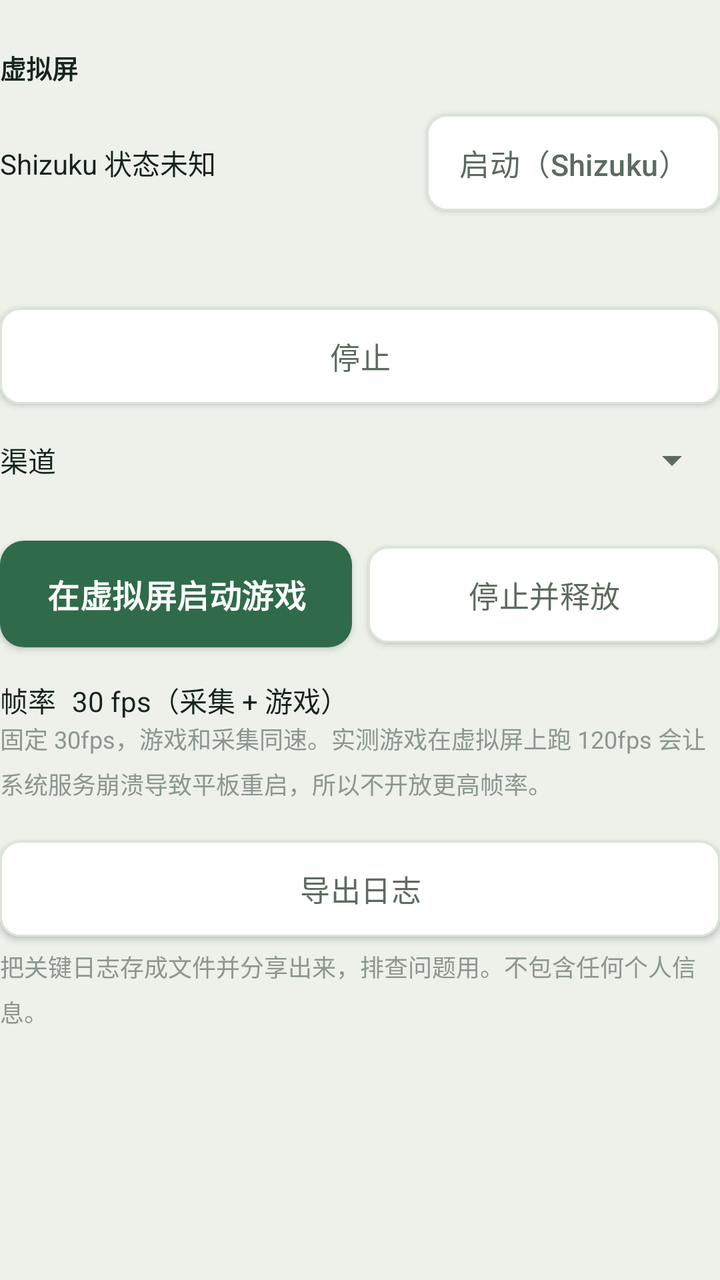
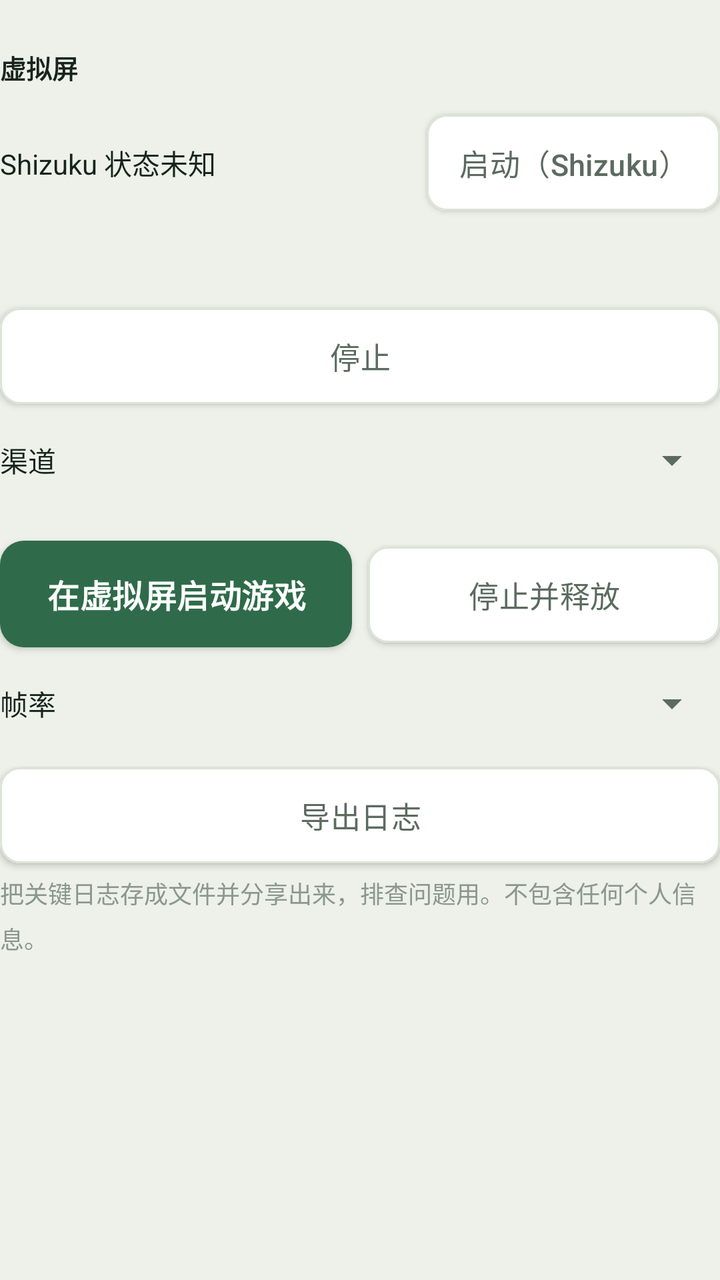

Compare the two renders of this Android layout. The source of the first and the diff that turns it into the second are given below.
<!-- AndroidManifest.xml: application theme Theme.Pvz2Auto -->
<!-- res/layout/page_screen.xml -->
<?xml version="1.0" encoding="utf-8"?>
<ScrollView xmlns:android="http://schemas.android.com/apk/res/android"
    android:layout_width="match_parent"
    android:layout_height="match_parent"
    android:fillViewport="true">

    <LinearLayout
        android:layout_width="match_parent"
        android:layout_height="wrap_content"
        android:orientation="vertical"
        android:paddingBottom="16dp">

        <TextView
            style="@style/Text.Section"
            android:layout_width="wrap_content"
            android:layout_height="wrap_content"
            android:text="@string/page_screen_title" />

        
        <LinearLayout
            android:layout_width="match_parent"
            android:layout_height="wrap_content"
            android:layout_marginTop="8dp"
            android:gravity="center_vertical"
            android:orientation="horizontal">

            <TextView
                android:id="@+id/tvShizukuState"
                style="@style/Text.Body"
                android:layout_width="0dp"
                android:layout_height="wrap_content"
                android:layout_weight="1"
                android:text="@string/shizuku_unknown" />

            <com.google.android.material.button.MaterialButton
                android:id="@+id/btnStartShizuku"
                style="@style/AppButton.Outline"
                android:layout_width="wrap_content"
                android:layout_height="wrap_content"
                android:text="@string/btn_start_shizuku" />
        </LinearLayout>

        <TextView
            android:id="@+id/tvStatus"
            style="@style/Text.Hint"
            android:layout_width="match_parent"
            android:layout_height="wrap_content"
            android:text="" />

        <TextView
            android:id="@+id/tvProgress"
            style="@style/Text.Hint"
            android:layout_width="match_parent"
            android:layout_height="wrap_content"
            android:text="" />

        
        <com.google.android.material.button.MaterialButton
            android:id="@+id/btnStop"
            style="@style/AppButton.Outline"
            android:layout_width="match_parent"
            android:layout_height="wrap_content"
            android:layout_marginTop="4dp"
            android:text="@string/btn_stop" />

        
        <LinearLayout
            android:layout_width="match_parent"
            android:layout_height="wrap_content"
            android:layout_marginTop="10dp"
            android:gravity="center_vertical"
            android:orientation="horizontal">

            <TextView
                style="@style/Text.Body"
                android:layout_width="wrap_content"
                android:layout_height="wrap_content"
                android:text="@string/label_channel" />

            <Spinner
                android:id="@+id/spChannel"
                android:layout_width="0dp"
                android:layout_height="wrap_content"
                android:layout_marginStart="8dp"
                android:layout_weight="1" />
        </LinearLayout>

        <EditText
            android:id="@+id/etCustomPackage"
            style="@style/Text.Body"
            android:layout_width="match_parent"
            android:layout_height="wrap_content"
            android:hint="@string/hint_custom_package"
            android:inputType="text"
            android:singleLine="true"
            android:visibility="gone" />

        <TextView
            android:id="@+id/tvChannelHint"
            style="@style/Text.Hint"
            android:layout_width="match_parent"
            android:layout_height="wrap_content"
            android:text="" />

        <LinearLayout
            android:layout_width="match_parent"
            android:layout_height="wrap_content"
            android:layout_marginTop="6dp"
            android:orientation="horizontal">

            <com.google.android.material.button.MaterialButton
                android:id="@+id/btnVdStart"
                style="@style/AppButton.Primary"
                android:layout_width="0dp"
                android:layout_height="wrap_content"
                android:layout_weight="1"
                android:text="@string/btn_vd_start" />

            <com.google.android.material.button.MaterialButton
                android:id="@+id/btnVdStop"
                style="@style/AppButton.Outline"
                android:layout_width="0dp"
                android:layout_height="wrap_content"
                android:layout_marginStart="8dp"
                android:layout_weight="1"
                android:text="@string/btn_vd_stop" />
        </LinearLayout>

        
        <LinearLayout
            android:layout_width="match_parent"
            android:layout_height="wrap_content"
            android:layout_marginTop="10dp"
            android:gravity="center_vertical"
            android:orientation="horizontal">

            <TextView
                style="@style/Text.Body"
                android:layout_width="wrap_content"
                android:layout_height="wrap_content"
                android:text="@string/label_game_fps" />

            <TextView
                android:id="@+id/tvGameFps"
                style="@style/Text.Body"
                android:layout_width="0dp"
                android:layout_height="wrap_content"
                android:layout_marginStart="8dp"
                android:layout_weight="1"
                android:text="@string/label_game_fps_fixed" />
        </LinearLayout>

        <TextView
            style="@style/Text.Hint"
            android:layout_width="match_parent"
            android:layout_height="wrap_content"
            android:text="@string/hint_game_fps" />

        
        <com.google.android.material.button.MaterialButton
            android:id="@+id/btnExportLog"
            style="@style/AppButton.Outline"
            android:layout_width="match_parent"
            android:layout_height="wrap_content"
            android:layout_marginTop="14dp"
            android:text="@string/btn_export_log" />

        <TextView
            android:id="@+id/tvLogHint"
            style="@style/Text.Hint"
            android:layout_width="match_parent"
            android:layout_height="wrap_content"
            android:text="@string/hint_export_log" />

    </LinearLayout>
</ScrollView>
<!-- resources referenced by this layout -->
<resources>
  <string name="btn_export_log">导出日志</string>
  <string name="btn_start_shizuku">启动（Shizuku）</string>
  <string name="btn_stop">停止</string>
  <string name="btn_vd_start">在虚拟屏启动游戏</string>
  <string name="btn_vd_stop">停止并释放</string>
  <string name="hint_custom_package">输入包名，例如 com.popcap.pvz2cthdop</string>
  <string name="hint_export_log">把关键日志存成文件并分享出来，排查问题用。不包含任何个人信息。</string>
  <string name="hint_game_fps">固定 30fps，游戏和采集同速。实测游戏在虚拟屏上跑 120fps 会让系统服务崩溃导致平板重启，所以不开放更高帧率。</string>
  <string name="label_channel">渠道</string>
  <string name="label_game_fps">帧率</string>
  <string name="label_game_fps_fixed">30 fps（采集 + 游戏）</string>
  <string name="page_screen_title">虚拟屏</string>
  <string name="shizuku_unknown">Shizuku 状态未知</string>
  <style name="AppButton.Outline">
          <item name="backgroundTint">@color/surface</item>
          <item name="android:textColor">@color/ink_muted</item>
          <item name="strokeColor">@color/hairline</item>
          <item name="strokeWidth">1dp</item>
          <item name="rippleColor">@color/lawn_tint</item>
      </style>
  <style name="AppButton.Primary">
          <item name="android:textSize">16sp</item>
          <item name="android:textStyle">bold</item>
          <item name="android:paddingTop">15dp</item>
          <item name="android:paddingBottom">15dp</item>
          <item name="backgroundTint">@color/lawn</item>
          <item name="android:textColor">@color/on_lawn</item>
          <item name="rippleColor">@color/lawn_pressed</item>
          <item name="cornerRadius">12dp</item>
      </style>
  <style name="Text.Body">
          <item name="android:textSize">14sp</item>
      </style>
  <style name="Text.Hint">
          <item name="android:layout_width">match_parent</item>
          <item name="android:textSize">12sp</item>
          <item name="android:textColor">@color/ink_faint</item>
          <item name="android:lineSpacingMultiplier">1.3</item>
      </style>
  <style name="Text.Section">
          <item name="android:layout_width">match_parent</item>
          <item name="android:textSize">13sp</item>
          <item name="android:textStyle">bold</item>
          <item name="android:layout_marginTop">24dp</item>
      </style>
  <style name="Theme.Pvz2Auto" parent="Theme.MaterialComponents.Light.NoActionBar">
          <item name="colorPrimary">@color/lawn</item>
          <item name="colorPrimaryVariant">@color/lawn_pressed</item>
          <item name="colorOnPrimary">@color/on_lawn</item>
          <item name="colorSecondary">@color/sun</item>
          <item name="colorOnSecondary">@color/ink</item>
          <item name="colorSurface">@color/surface</item>
          <item name="colorOnSurface">@color/ink</item>
          <item name="android:colorBackground">@color/paper</item>
          <item name="android:textColorPrimary">@color/ink</item>
          <item name="android:textColorSecondary">@color/ink_muted</item>
          
          <item name="android:statusBarColor">@color/paper</item>
          <item name="android:windowLightStatusBar">true</item>
          <item name="android:navigationBarColor">@color/paper</item>
      </style>
  <color name="surface">#FFFFFF</color>
  <color name="ink_muted">#5C6B60</color>
  <color name="hairline">#DCE3D8</color>
  <color name="lawn_tint">#E4EDE7</color>
  <color name="lawn">#2F6B4A</color>
  <color name="on_lawn">#FFFFFF</color>
  <color name="lawn_pressed">#245539</color>
  <color name="ink_faint">#8B978E</color>
  <color name="sun">#C8871F</color>
  <color name="ink">#16241C</color>
  <color name="paper">#EDF1E9</color>
</resources>

<!-- the commit's change to res/layout/page_screen.xml (unified diff, before → after) -->
@@ -140,21 +140,13 @@
                 android:layout_height="wrap_content"
                 android:text="@string/label_game_fps" />
 
-            <TextView
-                android:id="@+id/tvGameFps"
-                style="@style/Text.Body"
+            <Spinner
+                android:id="@+id/spFps"
                 android:layout_width="0dp"
                 android:layout_height="wrap_content"
                 android:layout_marginStart="8dp"
-                android:layout_weight="1"
-                android:text="@string/label_game_fps_fixed" />
+                android:layout_weight="1" />
         </LinearLayout>
-
-        <TextView
-            style="@style/Text.Hint"
-            android:layout_width="match_parent"
-            android:layout_height="wrap_content"
-            android:text="@string/hint_game_fps" />
 
         
         <com.google.android.material.button.MaterialButton
<!-- resource entries referenced after the edit -->
@@ -7,10 +7,8 @@
   <string name="btn_vd_stop">停止并释放</string>
   <string name="hint_custom_package">输入包名，例如 com.popcap.pvz2cthdop</string>
   <string name="hint_export_log">把关键日志存成文件并分享出来，排查问题用。不包含任何个人信息。</string>
-  <string name="hint_game_fps">固定 30fps，游戏和采集同速。实测游戏在虚拟屏上跑 120fps 会让系统服务崩溃导致平板重启，所以不开放更高帧率。</string>
   <string name="label_channel">渠道</string>
   <string name="label_game_fps">帧率</string>
-  <string name="label_game_fps_fixed">30 fps（采集 + 游戏）</string>
   <string name="page_screen_title">虚拟屏</string>
   <string name="shizuku_unknown">Shizuku 状态未知</string>
   <style name="AppButton.Outline">
